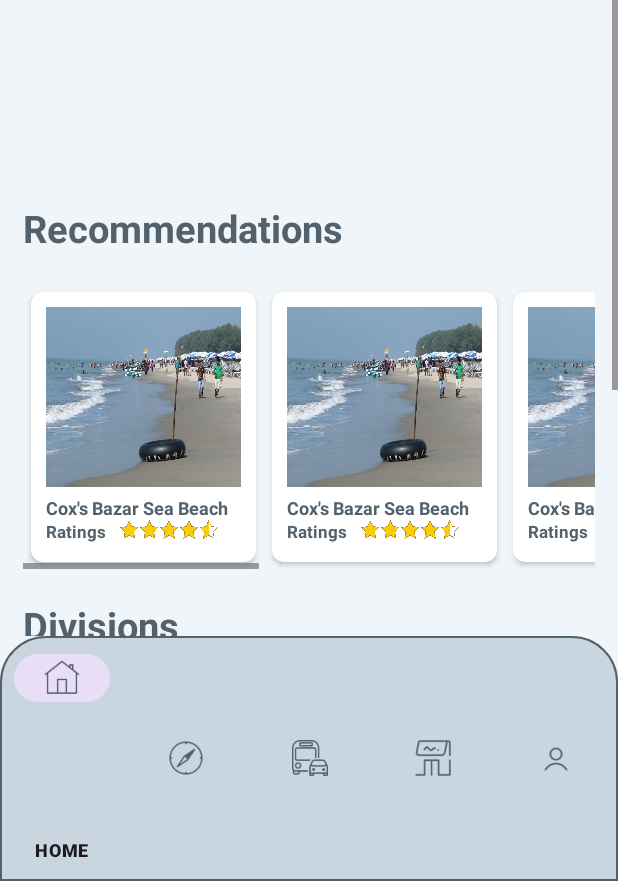
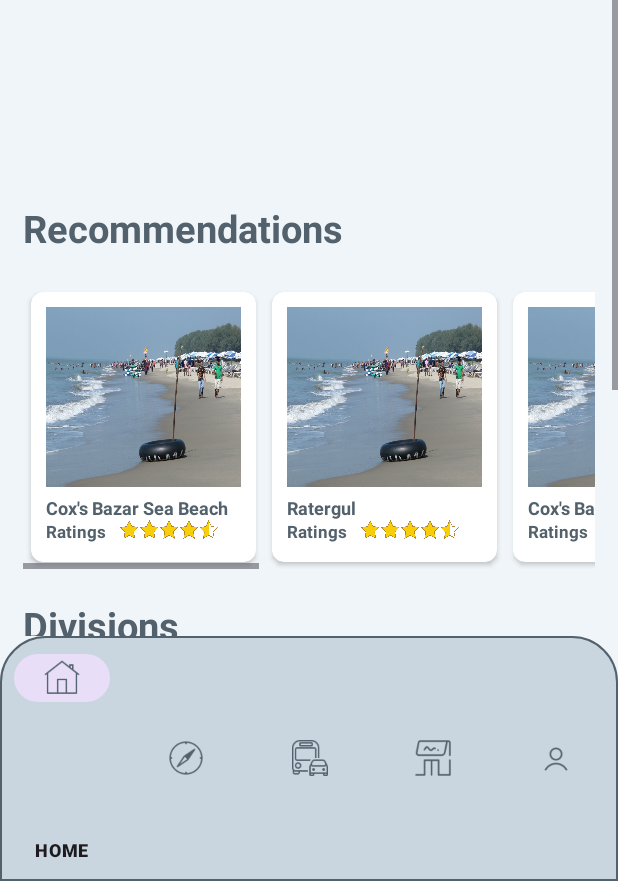
Before and after one commit to zion51/Travel-And-Discovery, an Android app: the HomePage screen opened directly, with no data from a screen before it, on a phone screen of 412 x 824 dp, the part 355-1236 px from its top. Run offline under Robolectric (Android 15) with nearby library versions, the phone set to English and light mode, and no system bars.

Commit message:
transport_update_27_may

```diff
--- a/app/src/main/res/layout/activity_home_page.xml
+++ b/app/src/main/res/layout/activity_home_page.xml
@@ -231,7 +231,7 @@
                                 android:layout_width="wrap_content"
                                 android:layout_height="wrap_content"
                                 android:layout_below="@id/image2"
-                                android:text="Cox's Bazar Sea Beach "
+                                android:text="Ratergul"
                                 android:textSize="12sp"
                                 android:textStyle="bold"
                                 android:textColor="@color/gre"
```
